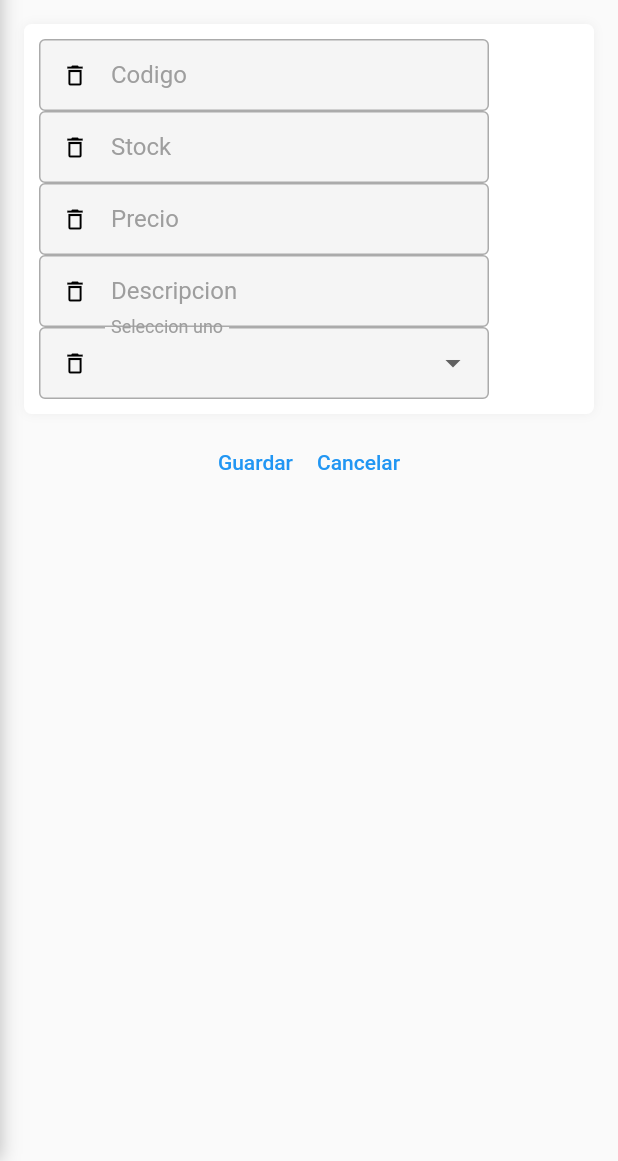
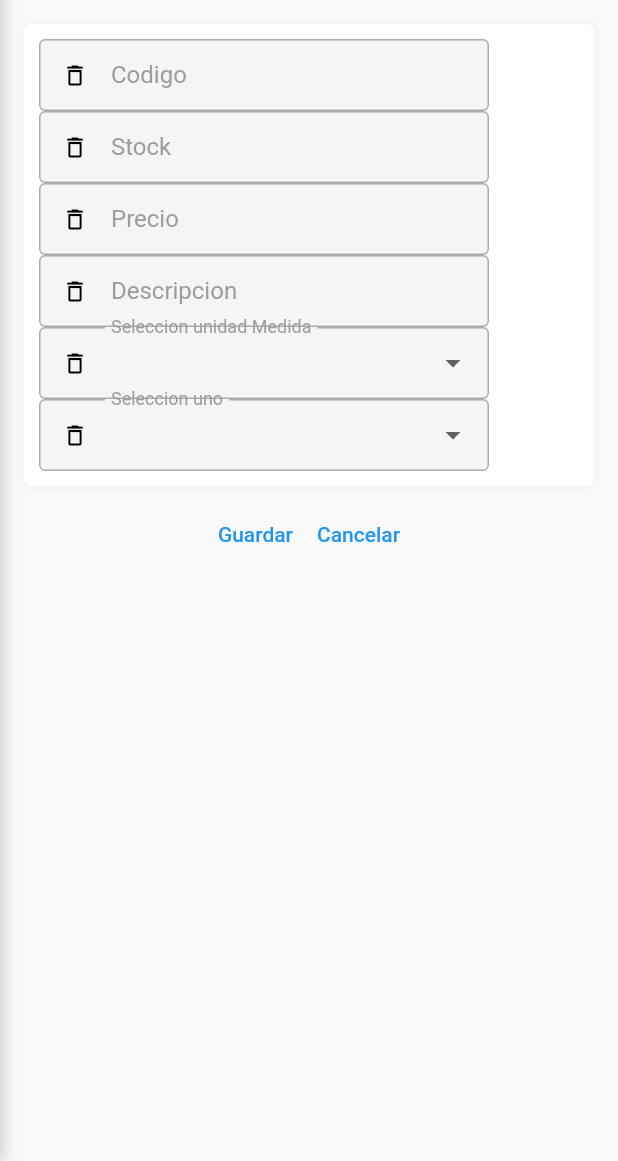
Before and after one commit to xavierquiroz1998/genesis_vera_tesis, a Flutter app: the ProductoCrud screen opened directly, on a phone screen of 412 x 824 dp, the part 75-1236 px from its top. Run offline on Flutter 3.47's test engine with Material 2 defaults, Android fonts, the light colour scheme and no system bars; our stand-ins replace email_validator, file_picker, fluro, fluttertoast, google_fonts, syncfusion_flutter_datagrid; missing offline and left inert: excel; network calls fail.

Commit message:
agregacion unidad de medida y correcicon de modal

```diff
--- a/lib/domain/entities/productos.dart
+++ b/lib/domain/entities/productos.dart
@@ -5,6 +5,7 @@ class Productos {
   String? descripcion;
   String? codigo;
   String? tipoProdcuto;
+  int? unidadMedida;
   int? stock;
   var precio;
 
@@ -12,8 +13,9 @@ class Productos {
     this.id,
     this.descripcion,
     this.codigo,
+    this.tipoProdcuto,
+    this.unidadMedida,
     this.stock,
-    this.tipoProdcuto,
     required this.precio,
   });
 
@@ -24,6 +26,7 @@ class Productos {
       'codigo': codigo,
       'stock': stock,
       'tipo': tipoProdcuto,
+      'unidad': unidadMedida,
       'precio': precio.toMap(),
     };
   }
--- a/lib/ui/pages/Producto/productoCrud.dart
+++ b/lib/ui/pages/Producto/productoCrud.dart
@@ -1,6 +1,7 @@
 import 'package:flutter/material.dart';
 import 'package:genesis_vera_tesis/domain/entities/estaticas.dart';
 import 'package:genesis_vera_tesis/domain/entities/tipo/tipo_producto.dart';
+import 'package:genesis_vera_tesis/domain/entities/unidad_medida/unidadMedida.dart';
 import 'package:genesis_vera_tesis/domain/providers/productosProvider.dart';
 import 'package:genesis_vera_tesis/ui/style/custom_inputs.dart';
 import 'package:genesis_vera_tesis/ui/widgets/white_card.dart';
@@ -92,6 +93,32 @@ class _ProductoCrudState extends State<ProductoCrud> {
                       Container(
                         constraints:
                             BoxConstraints(maxWidth: 300, minWidth: 100),
+                        child: DropdownButtonFormField<UnidadMedida>(
+                          onChanged: (value) {
+                            producto.product.unidadMedida = value!.id;
+                          },
+                          items: Estaticas.unidades.map((item) {
+                            return DropdownMenuItem(
+                              value: item,
+                              child: Align(
+                                  alignment: Alignment.centerLeft,
+                                  child: Text(
+                                    item.descripcion!,
+                                    style: TextStyle(
+                                        fontSize: 15,
+                                        fontWeight: FontWeight.w400),
+                                  )),
+                            );
+                          }).toList(),
+                          decoration: CustomInputs.formInputDecoration(
+                              hint: '',
+                              label: 'Seleccion unidad Medida',
+                              icon: Icons.delete_outline),
+                        ),
+                      ),
+                      Container(
+                        constraints:
+                            BoxConstraints(maxWidth: 300, minWidth: 100),
                         child: DropdownButtonFormField<TipoProducto>(
                           onChanged: (value) {
                             producto.product.tipoProdcuto = value!.codRef;
--- a/lib/ui/pages/tipo_producto/modal/tipo_modal.dart
+++ b/lib/ui/pages/tipo_producto/modal/tipo_modal.dart
@@ -33,8 +33,7 @@ class _TipoModalState extends State<TipoModal> {
 
   @override
   Widget build(BuildContext context) {
-    final productProvider =
-        Provider.of<ProductoProvider>(context, listen: false);
+    final productProvider = Provider.of<ProductoProvider>(context);
     return Container(
         padding: EdgeInsets.all(20),
         height: 500,
@@ -132,6 +131,6 @@ class _TipoModalState extends State<TipoModal> {
         topLeft: Radius.circular(20),
         topRight: Radius.circular(20),
       ),
-      color: Color(0xff0F2041),
-      boxShadow: [BoxShadow(color: Colors.black26)]);
+      color: Color(0xff0F2041));
+  //  boxShadow: [BoxShadow(color: Colors.black26)]);
 }
```
Also changed, not shown: pubspec.lock.
